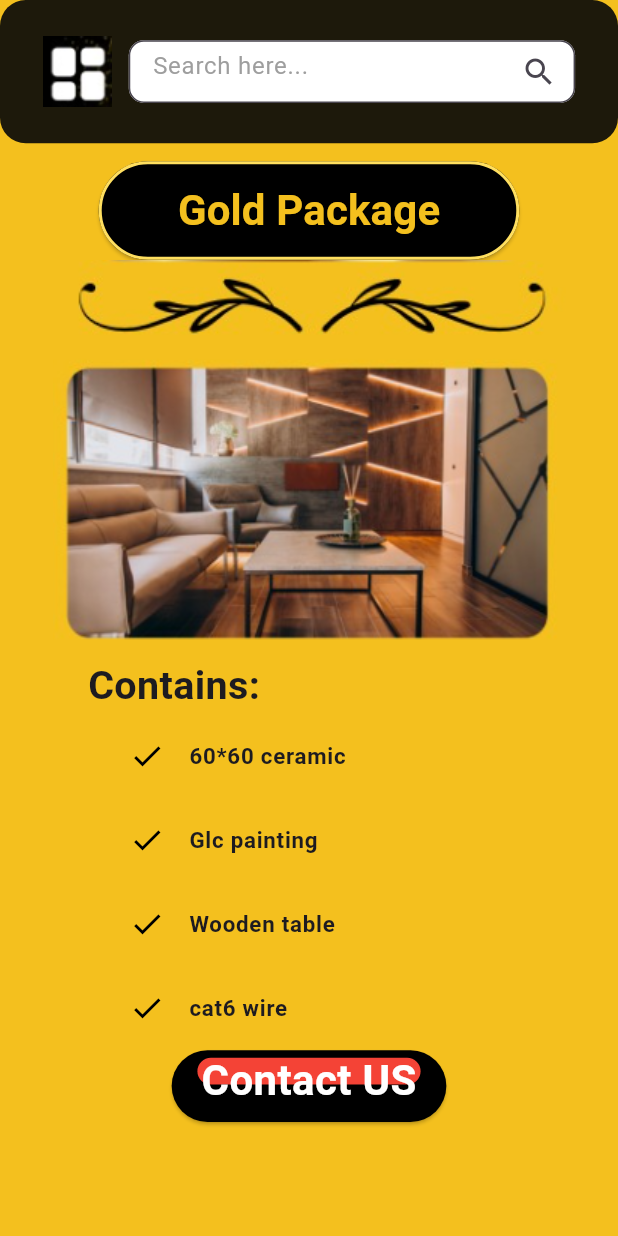
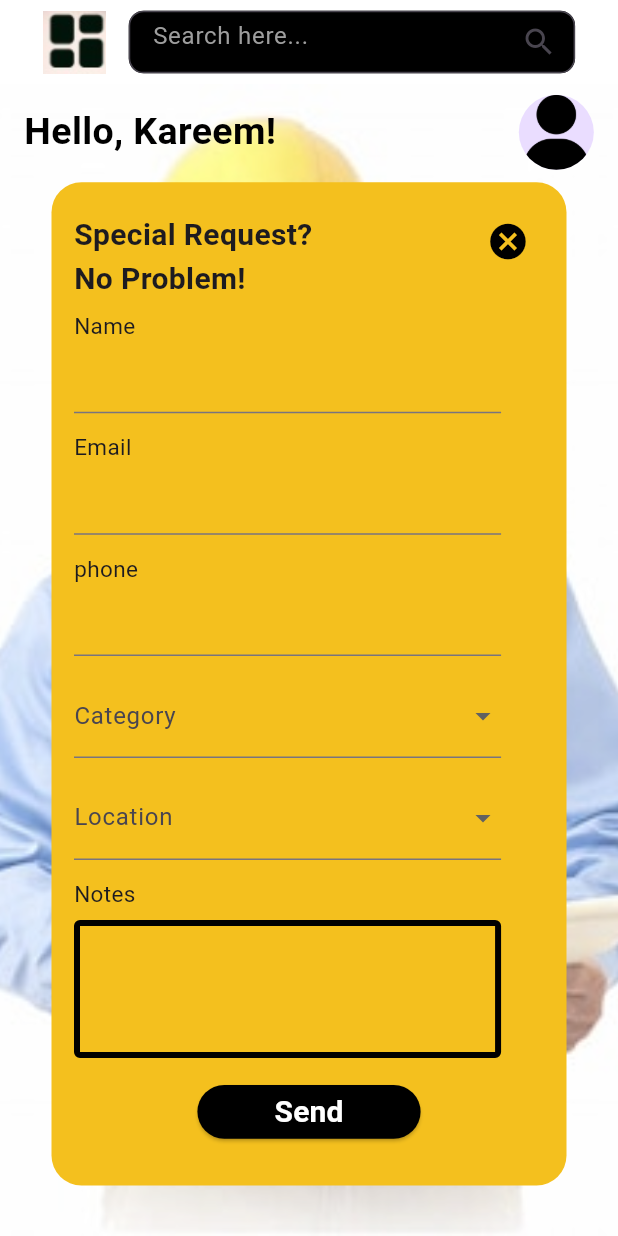
Before and after one commit to ahmaddamr/ui_task, a Flutter app: the screen it shows after launch, on a phone screen of 412 x 824 dp. Run offline on Flutter 3.47's test engine with Material 3 defaults, Android fonts, the phone set to English and light mode, and no system bars; our stand-ins replace flutter_screenutil.

Commit message:
finish screen 2

```diff
--- a/lib/main.dart
+++ b/lib/main.dart
@@ -1,6 +1,7 @@
 import 'package:flutter/material.dart';
 import 'package:flutter_screenutil/flutter_screenutil.dart';
 
+import 'presentation/screens/screen2.dart';
 import 'presentation/screens/screen_1.dart';
 
 void main() {
@@ -12,12 +13,12 @@ class UiTask extends StatelessWidget {
 
   @override
   Widget build(BuildContext context) {
-    return  ScreenUtilInit(
-      designSize: const Size(360, 690),
+    return const ScreenUtilInit(
+      designSize: Size(360, 690),
       minTextAdapt: true,
       splitScreenMode: true,
       child: MaterialApp(
-        home: Screen1(),
+        home: Screen2(),
       ),
     );
   }
--- /dev/null
+++ b/lib/presentation/screens/screen2.dart
@@ -0,0 +1,60 @@
+import 'package:flutter/material.dart';
+import 'package:flutter_screenutil/flutter_screenutil.dart';
+import 'package:ui_task/presentation/widgets/user_data_widget.dart';
+
+import '../widgets/custom_text_field.dart';
+import '../widgets/user_form_widget.dart';
+
+class Screen2 extends StatelessWidget {
+  const Screen2({super.key});
+
+  @override
+  Widget build(BuildContext context) {
+    return Scaffold(
+      appBar: AppBar(
+        titleSpacing: 25.w,
+        backgroundColor: Colors.white,
+        title: Row(
+          mainAxisAlignment: MainAxisAlignment.spaceBetween,
+          children: [
+            InkWell(
+              onTap: () {},
+              child: Image.asset('assets/images/icon2.png'),
+            ),
+            const CustomTextField(
+              fillColor: Colors.black,
+            )
+          ],
+        ),
+      ),
+      backgroundColor: Colors.transparent,
+      body: Stack(
+        children: [
+          Positioned.fill(
+            child: Image.asset(
+              'assets/images/th.jpg',
+              fit: BoxFit.cover,
+            ),
+          ),
+          Positioned.fill(
+            child: Container(
+              color: Colors.white.withOpacity(0.3),
+            ),
+          ),
+          Column(
+            children: [
+              SizedBox(
+                height: 6.h,
+              ),
+              const UserDataWidget(),
+              SizedBox(
+                height: 7.h,
+              ),
+              const UserFormWidget(),
+            ],
+          )
+        ],
+      ),
+    );
+  }
+}
--- a/lib/presentation/screens/screen_1.dart
+++ b/lib/presentation/screens/screen_1.dart
@@ -29,7 +29,7 @@ class Screen1 extends StatelessWidget {
           mainAxisAlignment: MainAxisAlignment.spaceBetween,
           children: [
             InkWell(onTap: () {}, child: Image.asset('assets/images/icon.png')),
-            const CustomTextField()
+            const CustomTextField(fillColor: Colors.white,)
           ],
         ),
       ),
--- a/lib/presentation/widgets/contact_us_widget.dart
+++ b/lib/presentation/widgets/contact_us_widget.dart
@@ -32,7 +32,7 @@ class ContactUsWidget extends StatelessWidget {
         const Positioned(
           top: 0,
           child: Text(
-            'Contact US',
+            'Contact us',
             style: TextStyle(
                 color: Colors.white, fontSize: 28, fontWeight: FontWeight.bold),
           ),
--- a/lib/presentation/widgets/custom_text_field.dart
+++ b/lib/presentation/widgets/custom_text_field.dart
@@ -2,25 +2,26 @@ import 'package:flutter/material.dart';
 import 'package:flutter_screenutil/flutter_screenutil.dart';
 
 class CustomTextField extends StatelessWidget {
-  const CustomTextField({super.key});
+  const CustomTextField({super.key, required this.fillColor});
+  final Color fillColor;
 
   @override
   Widget build(BuildContext context) {
     return SizedBox(
       width: 260.w,
       height: 35.h,
-      child: const TextField(
+      child: TextField(
         decoration: InputDecoration(
-          suffixIcon: Icon(Icons.search),
+          suffixIcon: const Icon(Icons.search),
           filled: true,
-          fillColor: Colors.white,
-          border: OutlineInputBorder(
+          fillColor: fillColor,
+          border: const OutlineInputBorder(
             borderRadius: BorderRadius.all(
               Radius.circular(10),
             ),
           ),
           hintText: 'Search here...',
-          hintStyle: TextStyle(color: Colors.grey),
+          hintStyle: const TextStyle(color: Colors.grey),
         ),
       ),
     );
--- /dev/null
+++ b/lib/presentation/widgets/user_data_widget.dart
@@ -0,0 +1,25 @@
+import 'package:flutter/material.dart';
+import 'package:flutter_screenutil/flutter_screenutil.dart';
+
+class UserDataWidget extends StatelessWidget {
+  const UserDataWidget({super.key});
+
+  @override
+  Widget build(BuildContext context) {
+    return Row(
+      mainAxisAlignment: MainAxisAlignment.spaceAround,
+      children: [
+        const Text(
+          'Hello, Kareem!',
+          style: TextStyle(
+              color: Colors.black, fontSize: 25, fontWeight: FontWeight.bold),
+        ),
+        SizedBox(
+          width: 85.w,
+        ),
+        const CircleAvatar(
+            radius: 25, backgroundImage: AssetImage('assets/images/user.png'))
+      ],
+    );
+  }
+}
--- /dev/null
+++ b/lib/presentation/widgets/user_form_widget.dart
@@ -0,0 +1,166 @@
+import 'package:flutter/material.dart';
+import 'package:flutter_screenutil/flutter_screenutil.dart';
+
+import '../../core/utils/app_colors.dart';
+import 'custom_elevated_button.dart';
+
+class UserFormWidget extends StatelessWidget {
+  const UserFormWidget({super.key});
+
+  @override
+  Widget build(BuildContext context) {
+    return Container(
+      width: 300.w,
+      height: 560.h,
+      decoration: BoxDecoration(
+        color: AppColors.pColor,
+        borderRadius: BorderRadius.circular(20),
+      ),
+      child: Padding(
+        padding: const EdgeInsets.all(15),
+        child: Column(
+          crossAxisAlignment: CrossAxisAlignment.start,
+          children: [
+            Row(
+              mainAxisAlignment: MainAxisAlignment.spaceBetween,
+              children: [
+                const Text(
+                  'Special Request? \nNo Problem!',
+                  style: TextStyle(fontSize: 20, fontWeight: FontWeight.bold),
+                ),
+                Padding(
+                  padding: const EdgeInsets.only(bottom: 22.0),
+                  child: IconButton(
+                    onPressed: null,
+                    icon: Icon(
+                      Icons.cancel,
+                      color: Colors.black,
+                      size: 25.sp,
+                    ),
+                  ),
+                )
+              ],
+            ),
+            const Text(
+              'Name',
+              style: TextStyle(fontSize: 15),
+            ),
+            Padding(
+              padding: EdgeInsets.only(right: 25.w),
+              child: const TextField(
+                cursorColor: Colors.black,
+                decoration: InputDecoration(),
+              ),
+            ),
+            SizedBox(
+              height: 10.h,
+            ),
+            const Text(
+              'Email',
+              style: TextStyle(fontSize: 15),
+            ),
+            Padding(
+              padding: EdgeInsets.only(right: 25.w),
+              child: const TextField(
+                cursorColor: Colors.black,
+                decoration: InputDecoration(),
+              ),
+            ),
+            SizedBox(
+              height: 10.h,
+            ),
+            const Text(
+              'phone',
+              style: TextStyle(fontSize: 15),
+            ),
+            Padding(
+              padding: EdgeInsets.only(right: 25.w),
+              child: const TextField(
+                cursorColor: Colors.black,
+                decoration: InputDecoration(),
+              ),
+            ),
+            SizedBox(height: 10.h),
+            Padding(
+              padding: EdgeInsets.only(right: 25.w),
+              child: DropdownButtonFormField<String>(
+                decoration: const InputDecoration(
+                  labelText: 'Category',
+                ),
+                items: ['Option 1', 'Option 2', 'Option 3']
+                    .map(
+                      (category) => DropdownMenuItem<String>(
+                        value: category,
+                        child: Text(category),
+                      ),
+                    )
+                    .toList(),
+                onChanged: (value) {},
+              ),
+            ),
+            SizedBox(height: 10.h),
+            Padding(
+              padding: EdgeInsets.only(right: 25.w),
+              child: DropdownButtonFormField<String>(
+                decoration: const InputDecoration(
+                  labelText: 'Location',
+                ),
+                items: ['Option 1', 'Option 2', 'Option 3']
+                    .map(
+                      (category) => DropdownMenuItem<String>(
+                        value: category,
+                        child: Text(category),
+                      ),
+                    )
+                    .toList(),
+                onChanged: (value) {},
+              ),
+            ),
+            SizedBox(
+              height: 10.h,
+            ),
+            const Text(
+              'Notes',
+              style: TextStyle(fontSize: 15),
+            ),
+            SizedBox(
+              height: 6.h,
+            ),
+            Padding(
+              padding: EdgeInsets.only(right: 25.w),
+              child: const TextField(
+                maxLines: 3,
+                cursorColor: Colors.black,
+                decoration: InputDecoration(
+                  contentPadding: EdgeInsets.all(10),
+                  enabledBorder: OutlineInputBorder(
+                      borderSide: BorderSide(color: Colors.black, width: 4)),
+                  border: OutlineInputBorder(
+                      borderSide: BorderSide(color: Colors.black, width: 4)),
+                ),
+              ),
+            ),
+            SizedBox(
+              height: 15.h,
+            ),
+            Center(
+              child: SizedBox(
+                width: 130.w,
+                height: 30.h,
+                child: CustomElvatedButton(
+                    text: 'Send',
+                    backgroundColor: Colors.black,
+                    borderSideColor: Colors.transparent,
+                    style: const TextStyle(
+                        color: Colors.white,
+                        fontSize: 20,
+                        fontWeight: FontWeight.bold),
+                    onPressed: () {}),
+              ),
+            )
+          ],
+        ),
+      ),
+    );
+  }
+}
```
Also changed, not shown: assets/images/icon2.png (added), assets/images/th.jpg (added), assets/images/user.png (added).
